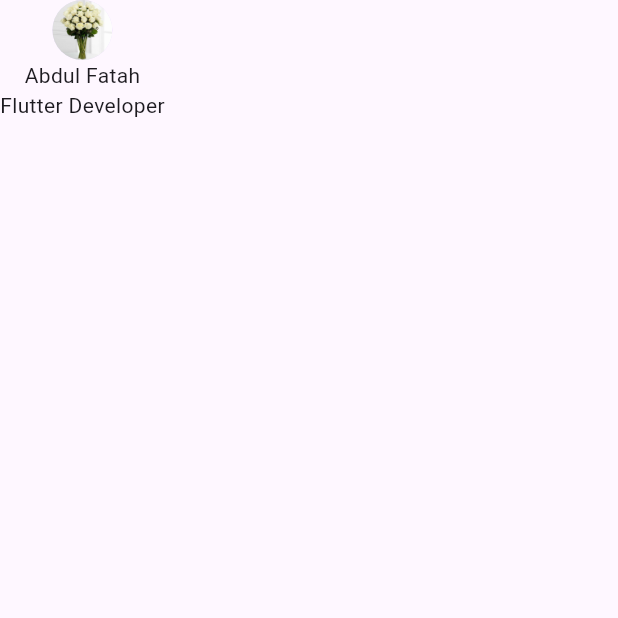
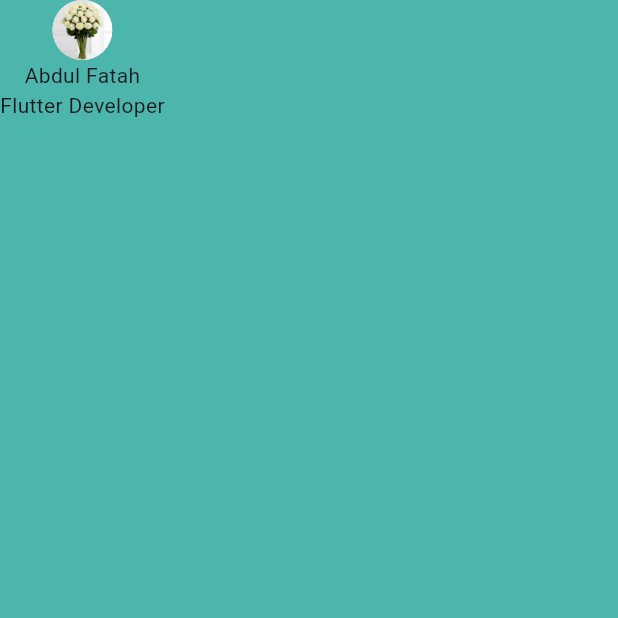
Before and after one commit to Fatah03111995/mi_card_simple, a Flutter app: the screen it shows after launch, on a phone screen of 412 x 824 dp, the top half of it. Run offline on Flutter 3.47's test engine with Material 3 defaults, Android fonts, the phone set to English and light mode, and no system bars.

Commit message:
feat (status bar) : setting to transparent, remove debug mode banner

```diff
--- a/lib/main.dart
+++ b/lib/main.dart
@@ -1,4 +1,5 @@
 import 'package:flutter/material.dart';
+import 'package:flutter/services.dart';
 
 void main() {
   runApp(const MainApp());
@@ -9,9 +10,14 @@ class MainApp extends StatelessWidget {
 
   @override
   Widget build(BuildContext context) {
-    return const MaterialApp(
+    SystemChrome.setSystemUIOverlayStyle(
+        const SystemUiOverlayStyle(statusBarColor: Colors.transparent));
+
+    return MaterialApp(
+      debugShowCheckedModeBanner: false,
       home: Scaffold(
-          body: SafeArea(
+          backgroundColor: Colors.teal[300],
+          body: const SafeArea(
               child: Column(
             children: [
               CircleAvatar(
```
Lines whose indentation alone changed are shown as unchanged.
